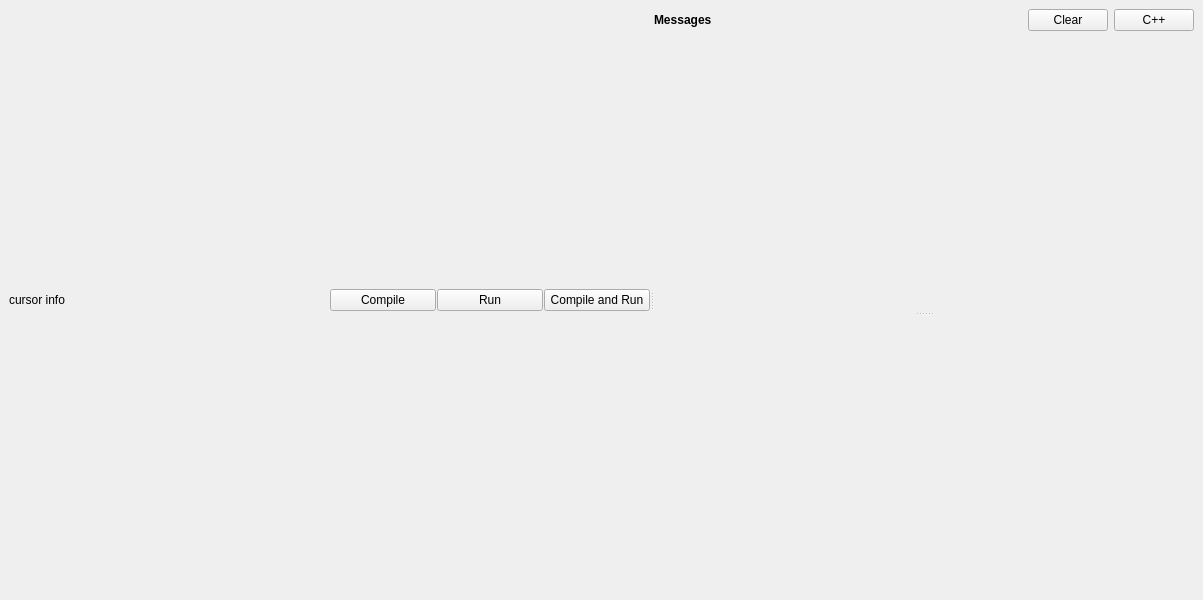
Before: the Qt Designer form ui/mainwindow.ui in cpeditor/cpeditor, drawn with Qt 5.
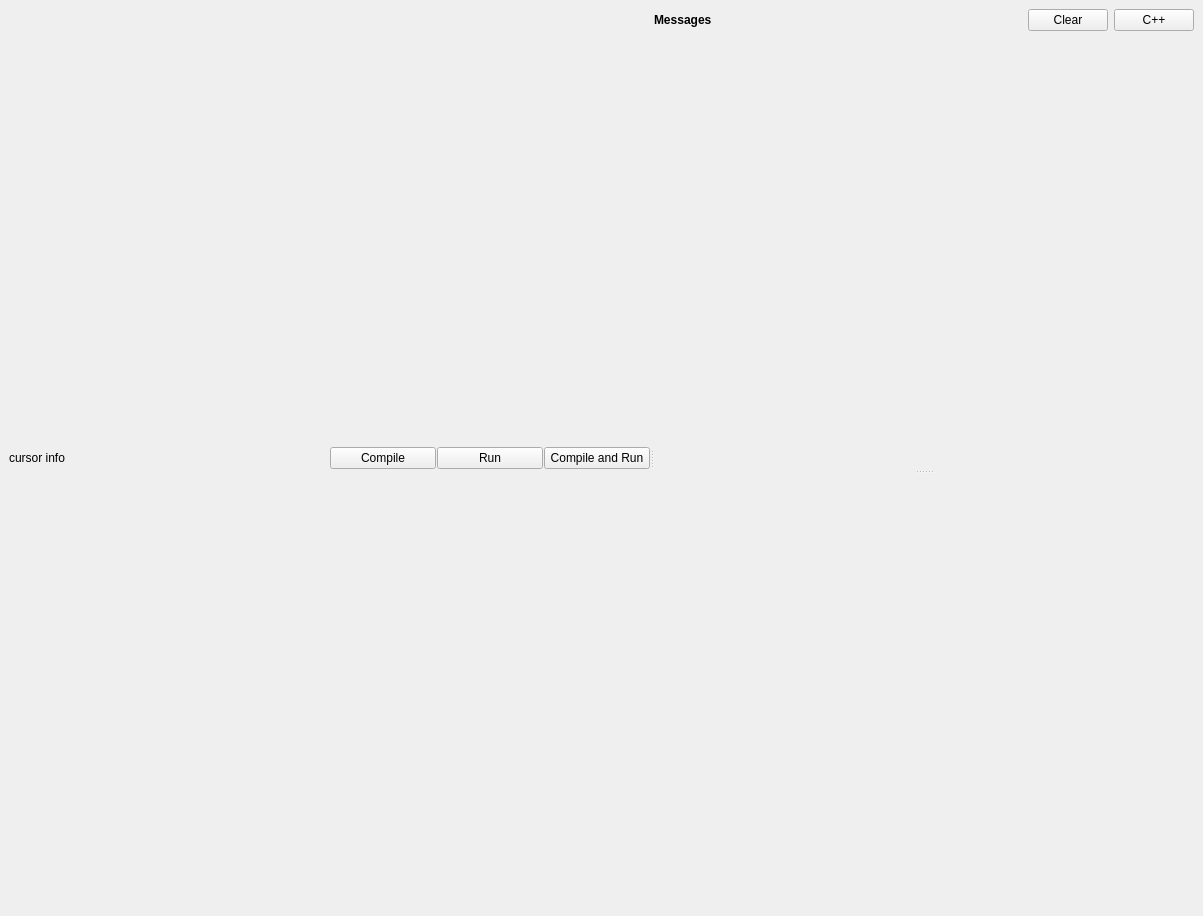
After: the same form once the commit is applied.

Diff of the .ui file:
```diff
--- a/ui/mainwindow.ui
+++ b/ui/mainwindow.ui
@@ -7,7 +7,7 @@
     <x>0</x>
     <y>0</y>
     <width>1203</width>
-    <height>600</height>
+    <height>916</height>
    </rect>
   </property>
   <property name="windowTitle">
```
Left out of the diff: 3 changed lines with no effect on the pictures.
